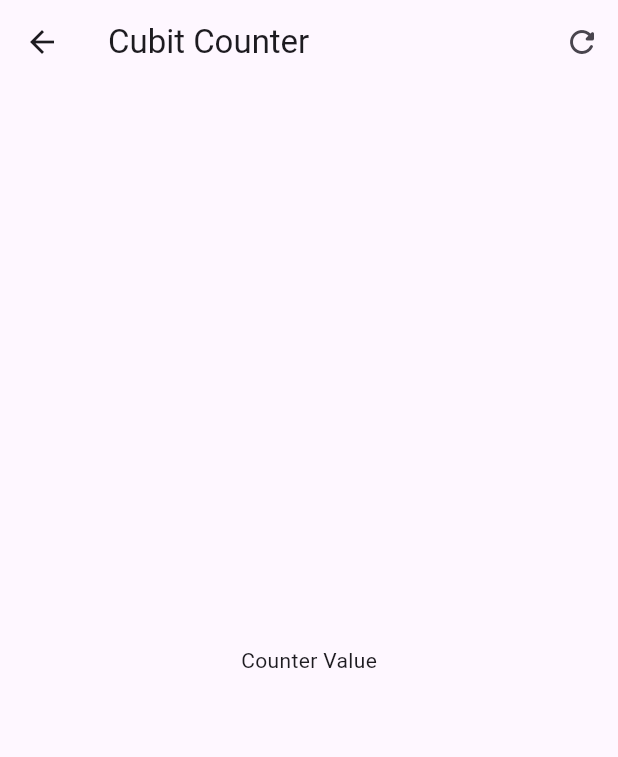
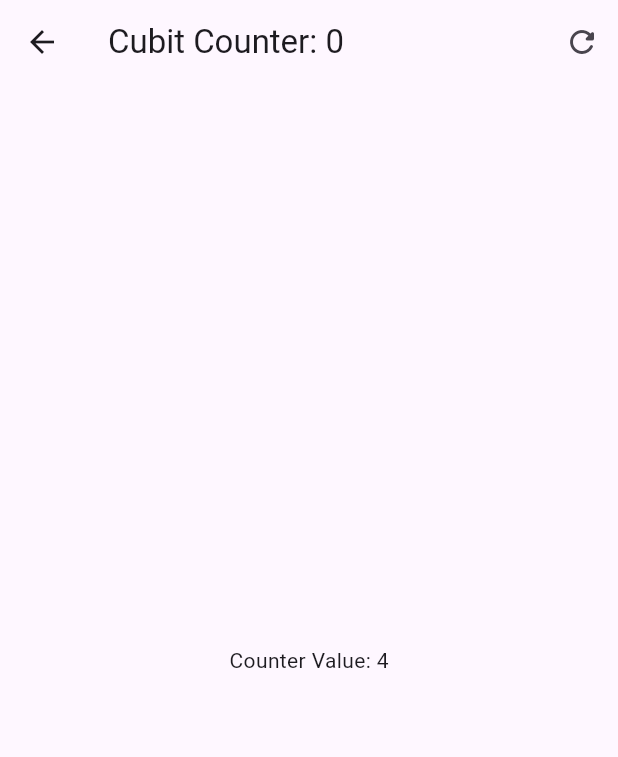
Before and after one commit to jcastroe1000/Flutter_2023, a Flutter app: the screen it shows after launch, after a tap on "Cubits", on a phone screen of 412 x 824 dp. Shown: the top 757 px of the screen. Run offline on Flutter 3.47's test engine with Material 3 defaults, Android fonts, the phone set to English and light mode, and no system bars; our stand-ins replace animate_do, card_swiper, dio, flutter_bloc, flutter_dotenv, flutter_riverpod and 1 more.

Commit message:
adding bloc stucture

```diff
--- a/forms_app/lib/config/router/app_router.dart
+++ b/forms_app/lib/config/router/app_router.dart
@@ -4,9 +4,6 @@ import 'package:forms_app/presentation/screens/screens.dart';
 final appRouter = GoRouter(
   routes: [
     GoRoute(path: '/', builder: (context, state) => HomeScreen()),
-    GoRoute(
-      path: '/cubits',
-      builder: (context, state) => CubitCounterScreens(),
-    ),
+    GoRoute(path: '/cubits', builder: (context, state) => CubitCounterScreen()),
   ],
 );
--- /dev/null
+++ b/forms_app/lib/presentation/blocs/counter_cubit/counter_state.dart
@@ -0,0 +1,13 @@
+part of 'counter_cubit.dart';
+
+class CounterState {
+  final int counter;
+  final int transactionCount;
+
+  CounterState({this.counter = 0, this.transactionCount = 0});
+
+  copyWith({int? counter, int? transactionCount}) => CounterState(
+    counter: counter ?? this.counter,
+    transactionCount: transactionCount ?? this.transactionCount,
+  );
+}
--- a/forms_app/lib/presentation/screens/cubit_counter_screens.dart
+++ b/forms_app/lib/presentation/screens/cubit_counter_screen.dart
@@ -1,18 +1,39 @@
 import 'package:flutter/material.dart';
+import 'package:flutter_bloc/flutter_bloc.dart';
+import 'package:forms_app/presentation/blocs/counter_cubit/counter_cubit.dart';
 
-class CubitCounterScreens extends StatelessWidget {
-  const CubitCounterScreens({super.key});
+class CubitCounterScreen extends StatelessWidget {
+  const CubitCounterScreen({super.key});
 
   @override
   Widget build(BuildContext context) {
+    return BlocProvider(
+      create: (_) => CounterCubit(),
+      child: _CubirCounterView(),
+    );
+  }
+}
+
+class _CubirCounterView extends StatelessWidget {
+  const _CubirCounterView();
+
+  @override
+  Widget build(BuildContext context) {
+    final counteState = context.watch<CounterCubit>().state;
     return Scaffold(
       appBar: AppBar(
-        title: Text('Cubit Counter'),
+        title: Text('Cubit Counter: ${counteState.transactionCount}'),
         actions: [
           IconButton(onPressed: () => {}, icon: Icon(Icons.refresh_rounded)),
         ],
       ),
-      body: Center(child: Text('Counter Value')),
+      body: Center(
+        child: BlocBuilder<CounterCubit, CounterState>(
+          builder: (context, state) {
+            return Text('Counter Value: ${state.counter}');
+          },
+        ),
+      ),
       floatingActionButton: Column(
         mainAxisAlignment: MainAxisAlignment.end,
         children: [
--- a/forms_app/lib/presentation/screens/screens.dart
+++ b/forms_app/lib/presentation/screens/screens.dart
@@ -1,2 +1,2 @@
 export 'home_screen.dart';
-export 'cubit_counter_screens.dart';
+export 'cubit_counter_screen.dart';
--- a/forms_app/pubspec.yaml
+++ b/forms_app/pubspec.yaml
@@ -9,6 +9,7 @@ environment:
 dependencies:
   flutter:
     sdk: flutter
+  flutter_bloc: ^9.1.1
   go_router: ^17.0.0
 
 dev_dependencies:
```
Also changed, not shown: forms_app/lib/presentation/blocs/counter_cubit/counter_cubit.dart (added, +20 -0 lines), forms_app/lib/presentation/screens/bloc_counter_screen.dart (renamed from forms_app/lib/presentation/screens/bloc_counter_screens.dart), forms_app/pubspec.lock.
